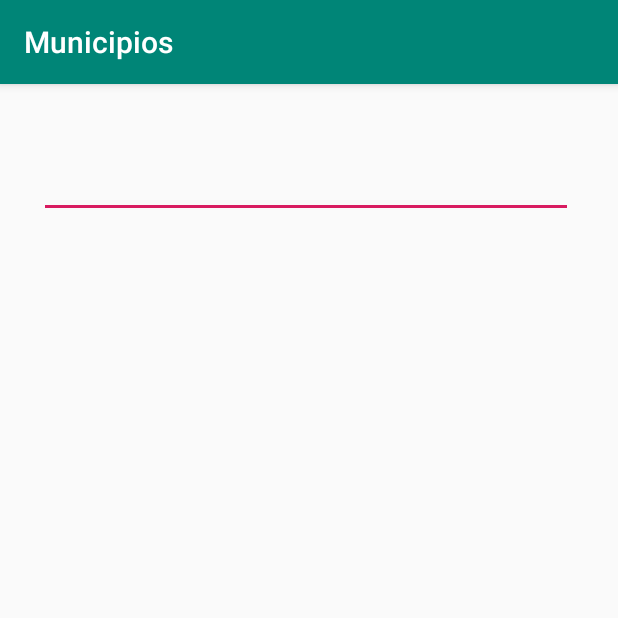
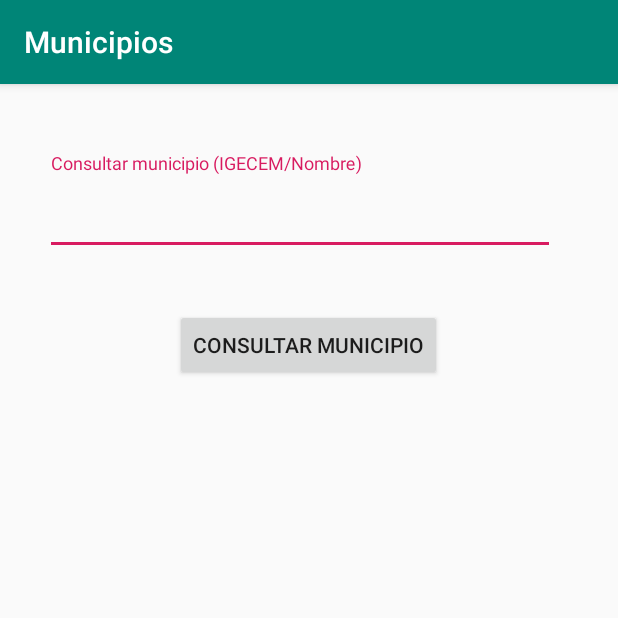
Before and after one commit to OmarssSeguridad/Municipios, an Android app: the fragment ConsultarMunicipio shown on its own in the app's theme, on a phone screen of 412 x 824 dp, the top half of it. Run offline under Robolectric (Android 15) with nearby library versions, the phone set to English and light mode, and no system bars.

Commit message:
Cambios Completos!

```diff
--- a/app/src/main/AndroidManifest.xml
+++ b/app/src/main/AndroidManifest.xml
@@ -30,8 +30,11 @@
             android:value="@string/google_maps_key" />
 
         <activity
+            android:name=".MostrarMapa"
+            android:label="@string/title_activity_mostrar_mapa"></activity>
+        <activity
             android:name=".MapsActivity"
-            android:label="@string/title_activity_maps"></activity>
+            android:label="@string/title_activity_maps" />
         <activity
             android:name=".MenuActivity"
             android:label="@string/title_activity_menu"
--- a/app/src/main/java/com/example/municipios/ConsultarMunicipio.java
+++ b/app/src/main/java/com/example/municipios/ConsultarMunicipio.java
@@ -1,6 +1,7 @@
 package com.example.municipios;
 
 import android.content.Context;
+import android.content.Intent;
 import android.net.Uri;
 import android.os.Bundle;
 
@@ -10,14 +11,23 @@ import android.view.LayoutInflater;
 import android.view.View;
 import android.view.ViewGroup;
 import android.widget.Button;
+import android.widget.TextView;
 import android.widget.Toast;
 
 import com.example.municipios.Controllers.MunicipiosController;
+import com.example.municipios.Controllers.ZonasController;
 import com.example.municipios.Modelos.Municipio;
 
+import java.util.ArrayList;
+
 public class ConsultarMunicipio extends Fragment {
-
-
+    TextView tvBuscar;
+    Button btnBuscar, btnMostrar;
+    TextView datos;
+    MunicipiosController municipiosController;
+    Municipio municipio;
+    ZonasController zonasController;
+   int id;
     public ConsultarMunicipio() {
         // Required empty public constructor
     }
@@ -29,6 +39,66 @@ public class ConsultarMunicipio extends Fragment {
                              Bundle savedInstanceState) {
         // Inflate the layout for this fragment
         View view= inflater.inflate(R.layout.fragment_consultar_municipio, container, false);
+        tvBuscar= view.findViewById(R.id.tv_conmunicipio);
+        btnBuscar = view.findViewById(R.id.btnMunicipio);
+        datos= view.findViewById(R.id.tv_consultar_municipios);
+        btnMostrar = view.findViewById(R.id.btnmostrarmapa);
+        btnMostrar.setVisibility(view.INVISIBLE);
+        municipiosController = new MunicipiosController(getContext());
+        zonasController= new ZonasController(getContext());
+        //municipio=new Municipio();
+
+        btnBuscar.setOnClickListener(new View.OnClickListener() {
+            @Override
+            public void onClick(View view) {
+                String buscarS=tvBuscar.getText().toString();
+
+                if("".equals(buscarS)){
+                    tvBuscar.setError("Escribe el IGECEM o nombre del municipio");
+                    tvBuscar.requestFocus();
+                    return;
+                }
+               try {
+                    id = Integer.parseInt(tvBuscar.getText().toString());
+                } catch (NumberFormatException e) {
+                    tvBuscar.setError("IGECEM es tipo entero");
+                    tvBuscar.requestFocus();
+                    return;
+                }
+                municipio=municipiosController.buscarMunicipio(id);
+                if(municipio.getId()==0){
+                    Toast.makeText(getContext(),"No se encontró el municipio",Toast.LENGTH_SHORT).show();
+                }else{
+                    ArrayList<String> listaZonas= municipiosController.obtenerZonas(id);
+                    String zonas="";
+                    for(int i=0;i<listaZonas.size();i++){
+                        zonas+="\t\t\t\t\t*"+listaZonas.get(i);
+                    }
+                    datos.setText("\t\t\t\t\tIGECEM: "+municipio.getId()+"\r\n"+
+                    "\t\t\t\t\tMunicipio: "+municipio.getMunicipio()+"\r\n"+
+                     "\t\t\t\t\tSignificado: "+municipio.getSignificado()+"\r\n"+
+                            "\t\t\t\t\tCabecera: "+municipio.getCabecera()+"\r\n"+
+                            "\t\t\t\t\tSuperficie: "+municipio.getSuperficie()+"\r\n"+
+                            " \t\t\t\t\tAltitud: "+municipio.getAltitud()+"\r\n"+
+                            " \t\t\t\t\tClima: "+municipio.getClima()+"\r\n"+
+                            " \t\t\t\t\tZonas de riesgo: \r\n"+zonas
+                    );
+                    btnMostrar.setVisibility(view.VISIBLE);
+                }
+
+btnMostrar.setOnClickListener(new View.OnClickListener() {
+    @Override
+    public void onClick(View view) {
+        Intent intent = new Intent(getContext(), MostrarMapa.class);
+        intent.putExtra("latitud",municipio.getLatitud());
+        intent.putExtra("longitud",municipio.getLongitud());
+        startActivity(intent);
+    }
+});
+            }
+
+        });
+
 
         return  view;
     }
--- a/app/src/main/java/com/example/municipios/Controllers/MunicipiosController.java
+++ b/app/src/main/java/com/example/municipios/Controllers/MunicipiosController.java
@@ -122,6 +122,8 @@ public class MunicipiosController {
         return lista;
     }
 
+
+
     public Municipio buscarMunicipio(int id) {
         Municipio municipio = new Municipio();
         // readable porque no vamos a modificar, solamente leer
@@ -168,6 +170,9 @@ public class MunicipiosController {
     }
 
 
+
+
+
     public ArrayList<String> obtenerZonas(int id) {
         ArrayList<String> zonas = new ArrayList<>();
         SQLiteDatabase baseDeDatos = ayudanteBaseDeDatos.getReadableDatabase();
--- a/app/src/main/java/com/example/municipios/Modificar.java
+++ b/app/src/main/java/com/example/municipios/Modificar.java
@@ -56,7 +56,7 @@ public class Modificar extends Fragment {
 
 
         btnModificar= view.findViewById(R.id.btn_mod_guardar);
-        btnMapa=view.findViewById(R.id.btn_mod_mapa);
+       // btnMapa=view.findViewById(R.id.btn_mod_mapa);
         tvId=view.findViewById(R.id.tv_mod_id);
         tvMunicipio=view.findViewById(R.id.tv_mod_municipio);
         tvSignificado=view.findViewById(R.id.tv_mod_significado);
--- a/app/src/main/res/layout/fila_municipio.xml
+++ b/app/src/main/res/layout/fila_municipio.xml
@@ -25,7 +25,7 @@
         app:layout_constraintTop_toTopOf="parent" />
 
     <TextView
-        android:id="@+id/tv_Datos"
+        android:id="@+id/tv_consultar_municipios"
         android:layout_width="389dp"
         android:layout_height="65dp"
         android:layout_marginStart="8dp"
--- a/app/src/main/res/layout/fragment_consultar_municipio.xml
+++ b/app/src/main/res/layout/fragment_consultar_municipio.xml
@@ -10,22 +10,80 @@
     <androidx.constraintlayout.widget.ConstraintLayout
         android:layout_width="match_parent"
         android:layout_height="wrap_content"
+
         android:padding="30dp"
     tools:context=".ConsultarMunicipio">
 
 
         <com.google.android.material.textfield.TextInputLayout
-            android:layout_width="358dp"
-            android:layout_height="59dp"
+            android:id="@+id/textInputLayout7"
+            android:layout_width="340dp"
+            android:layout_height="68dp"
+            android:layout_marginTop="16dp"
             android:layout_marginEnd="8dp"
             android:layout_marginRight="8dp"
             app:layout_constraintEnd_toEndOf="parent"
+            app:layout_constraintHorizontal_bias="0.0"
             app:layout_constraintStart_toStartOf="parent"
             app:layout_constraintTop_toTopOf="parent">
 
             <com.google.android.material.textfield.TextInputEditText
+                android:id="@+id/tv_conmunicipio"
                 android:layout_width="match_parent"
+                android:hint="@string/consultar_nombre"
                 android:layout_height="match_parent" />
         </com.google.android.material.textfield.TextInputLayout>
+
+        <Button
+            android:id="@+id/btnMunicipio"
+            android:layout_width="wrap_content"
+            android:layout_height="wrap_content"
+            android:layout_marginStart="8dp"
+            android:layout_marginLeft="8dp"
+            android:layout_marginTop="36dp"
+            android:layout_marginEnd="8dp"
+            android:layout_marginRight="8dp"
+            android:text="@string/consultar_municipio"
+            app:layout_constraintEnd_toEndOf="parent"
+            app:layout_constraintHorizontal_bias="0.498"
+            app:layout_constraintStart_toStartOf="parent"
+            app:layout_constraintTop_toBottomOf="@+id/textInputLayout7" />
+
+        <TextView
+            android:id="@+id/tv_consultar_municipios"
+            android:layout_width="353dp"
+            android:layout_height="328dp"
+            android:layout_marginStart="8dp"
+            android:layout_marginLeft="8dp"
+            android:layout_marginTop="72dp"
+            android:layout_marginEnd="8dp"
+            android:layout_marginRight="8dp"
+            android:lineSpacingExtra="2sp"
+            android:textAllCaps="false"
+            android:textAppearance="@style/TextAppearance.AppCompat.Large"
+            android:textColor="@color/colorPrimaryDark"
+            android:textSize="16sp"
+            android:typeface="normal"
+            app:layout_constraintEnd_toEndOf="parent"
+            app:layout_constraintHorizontal_bias="0.495"
+            app:layout_constraintStart_toStartOf="parent"
+            app:layout_constraintTop_toBottomOf="@+id/btnMunicipio" />
+
+        <Button
+            android:id="@+id/btnmostrarmapa"
+            android:layout_width="wrap_content"
+            android:layout_height="wrap_content"
+            android:layout_marginStart="8dp"
+            android:layout_marginLeft="8dp"
+            android:layout_marginTop="40dp"
+            android:layout_marginEnd="8dp"
+            android:layout_marginRight="8dp"
+            android:text="@string/mostrar_en_mapa"
+            app:layout_constraintEnd_toEndOf="parent"
+            app:layout_constraintHorizontal_bias="0.498"
+            app:layout_constraintStart_toStartOf="parent"
+            app:layout_constraintTop_toBottomOf="@+id/tv_consultar_municipios" />
     </androidx.constraintlayout.widget.ConstraintLayout>
+
+
 </androidx.core.widget.NestedScrollView>
--- a/app/src/main/res/values/strings.xml
+++ b/app/src/main/res/values/strings.xml
@@ -46,4 +46,8 @@
     <string name="title_activity_maps">Map</string>
     <string name="consultar_municipios">Consultar Municipios</string>
     <string name="consultar_zonas">Consultar Zonas</string>
+    <string name="consultar_nombre">Consultar municipio (IGECEM/Nombre)</string>
+    <string name="consultar_municipio">Consultar municipio</string>
+    <string name="title_activity_mostrar_mapa">Map</string>
+    <string name="mostrar_en_mapa">Mostrar en mapa</string>
 </resources>
```
Also changed, not shown: app/src/main/java/com/example/municipios/ConsultarZonas.java (+86 -1 lines), app/src/main/java/com/example/municipios/Controllers/ZonasController.java (+85 -0 lines), app/src/main/java/com/example/municipios/MostrarMapa.java (added, +63 -0 lines), app/src/main/res/layout/activity_mostrar_mapa.xml (added, +9 -0 lines), app/src/main/res/layout/fragment_consultar_zonas.xml (+12 -3 lines), app/src/main/res/layout/fragment_eliminar_municipio.xml (+9 -6 lines).
